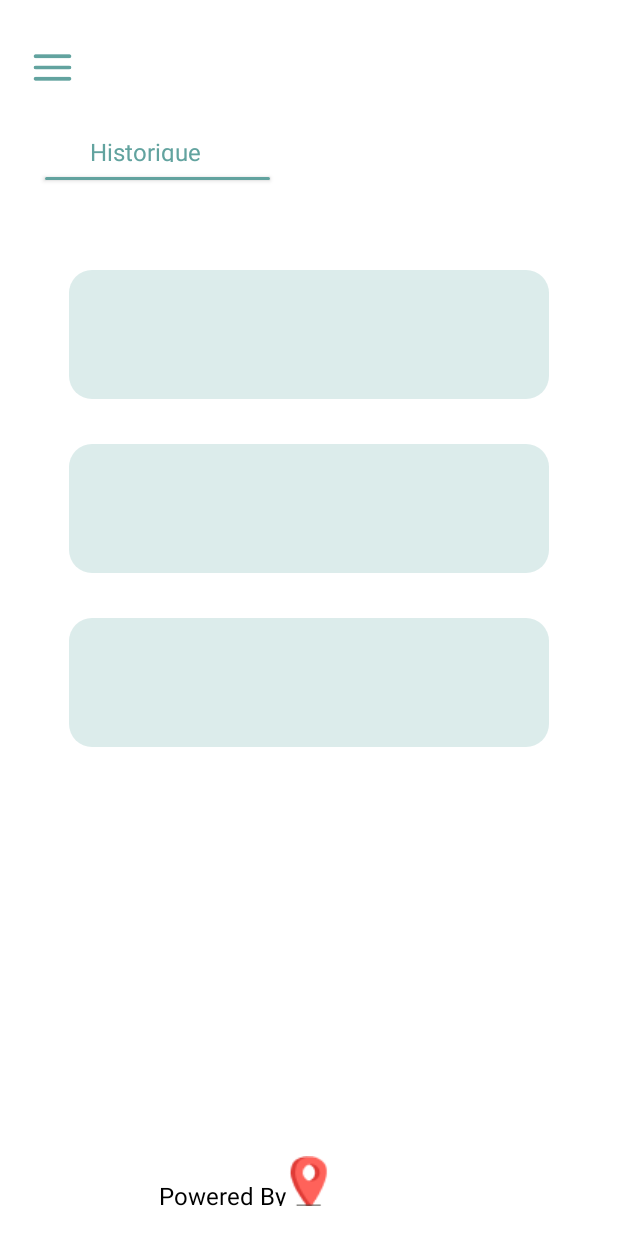
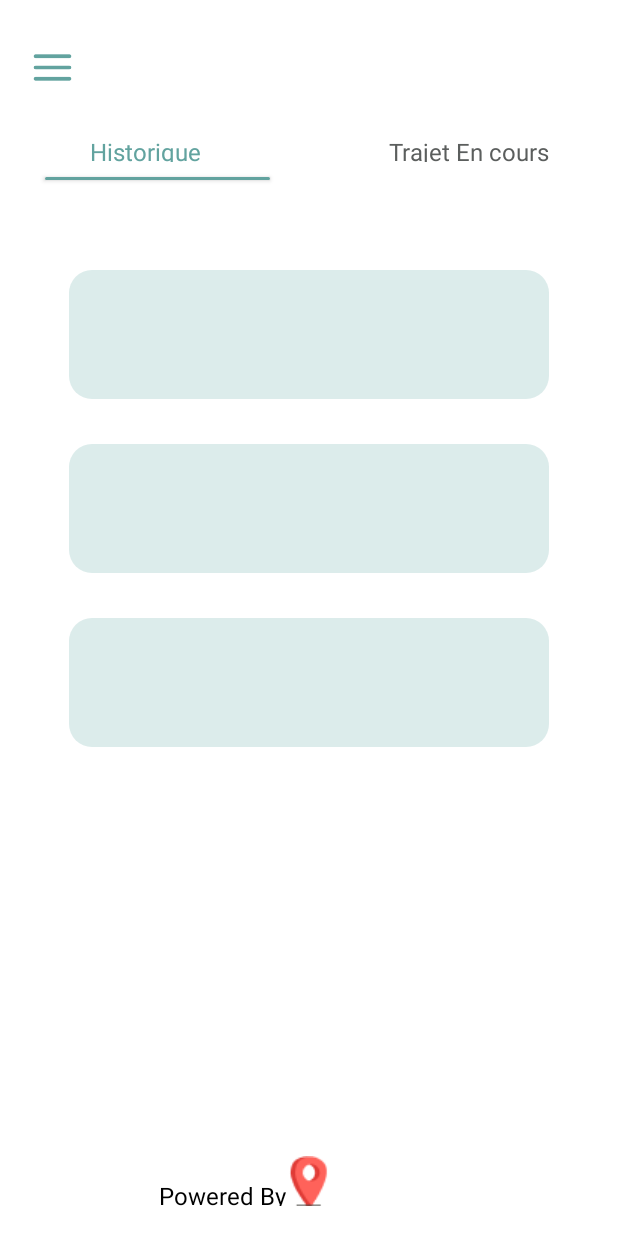
Before and after one commit to nouhelion/Transport_Employee, an Android app: the historique_employee screen opened directly, with no data from a screen before it, on a phone screen of 412 x 824 dp. Run offline under Robolectric (Android 15) with nearby library versions, the phone set to English and light mode, and no system bars.

Commit message:
employee history

```diff
--- a/app/src/main/res/layout/activity_historique_employee.xml
+++ b/app/src/main/res/layout/activity_historique_employee.xml
@@ -41,6 +41,19 @@
         app:layout_constraintStart_toStartOf="parent"
         app:layout_constraintTop_toBottomOf="@+id/historique_"
         tools:ignore="SpeakableTextPresentCheck,TouchTargetSizeCheck" />
+    <TextView
+        android:id="@+id/trajet_en_c"
+        android:layout_width="120dp"
+        android:layout_height="18dp"
+        android:layout_marginTop="20dp"
+        android:layout_marginEnd="40dp"
+        android:text="@string/trajet_en_c"
+        android:gravity="center"
+        android:textAppearance="@style/historique_"
+        app:layout_constraintEnd_toEndOf="parent"
+        app:layout_constraintTop_toBottomOf="@+id/menu"
+        tools:ignore="TextContrastCheck" />
+
 
     <androidx.constraintlayout.widget.ConstraintLayout
         android:id="@+id/pickup1"
```
